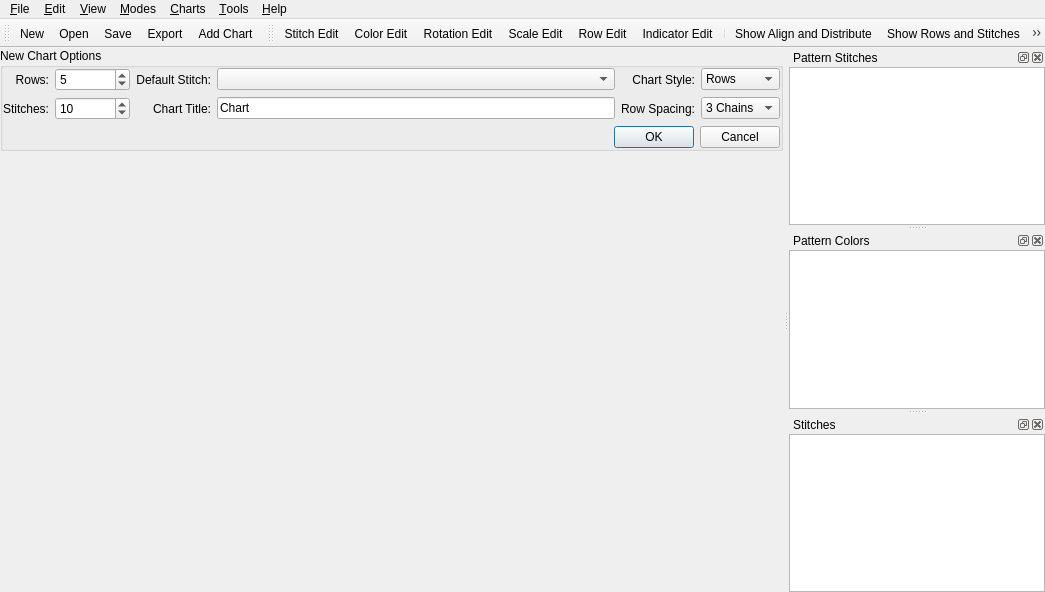
Old version of the form src/mainwindow.ui in the repository iPenguin/CrochetCharts.
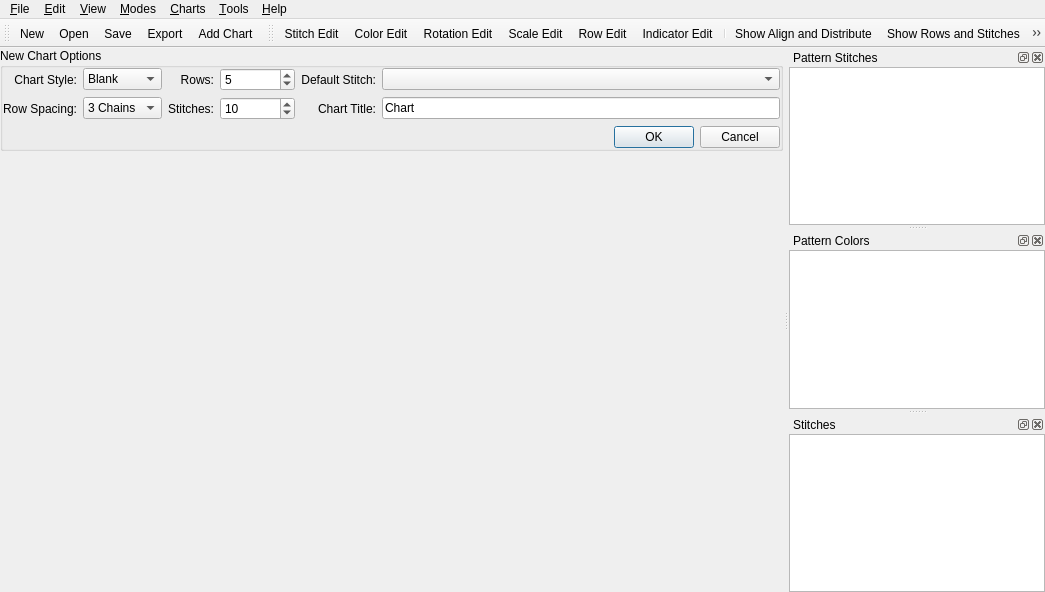
New version of the form. Icons and pictures are not drawn.

Commit message: Move chart type and row spacing to front of new chart dialog

What changed in the file:
```diff
--- a/src/mainwindow.ui
+++ b/src/mainwindow.ui
@@ -42,7 +42,7 @@
          <property name="margin">
           <number>0</number>
          </property>
-         <item row="0" column="0">
+         <item row="0" column="2">
           <widget class="QLabel" name="label">
            <property name="text">
             <string>Rows:</string>
@@ -55,7 +55,7 @@
            </property>
           </widget>
          </item>
-         <item row="0" column="1">
+         <item row="0" column="3">
           <widget class="QSpinBox" name="rows">
            <property name="minimumSize">
             <size>
@@ -74,7 +74,7 @@
            </property>
           </widget>
          </item>
-         <item row="0" column="2">
+         <item row="0" column="4">
           <widget class="QLabel" name="label_3">
            <property name="text">
             <string>Default Stitch:</string>
@@ -87,29 +87,10 @@
            </property>
           </widget>
          </item>
-         <item row="0" column="3">
-          <widget class="QComboBox" name="defaultStitch"/>
-         </item>
          <item row="0" column="5">
-          <widget class="QComboBox" name="chartStyle">
-           <item>
-            <property name="text">
-             <string>Rows</string>
-            </property>
-           </item>
-           <item>
-            <property name="text">
-             <string>Rounds</string>
-            </property>
-           </item>
-           <item>
-            <property name="text">
-             <string>Blank</string>
-            </property>
-           </item>
-          </widget>
+          <widget class="QComboBox" name="defaultStitch"/>
          </item>
-         <item row="1" column="0">
+         <item row="1" column="2">
           <widget class="QLabel" name="label_2">
            <property name="text">
             <string>Stitches:</string>
@@ -122,7 +103,7 @@
            </property>
           </widget>
          </item>
-         <item row="1" column="1">
+         <item row="1" column="3">
           <widget class="QSpinBox" name="stitches">
            <property name="sizePolicy">
             <sizepolicy hsizetype="Minimum" vsizetype="Fixed">
@@ -147,7 +128,7 @@
            </property>
           </widget>
          </item>
-         <item row="1" column="2">
+         <item row="1" column="4">
           <widget class="QLabel" name="label_4">
            <property name="text">
             <string>Chart Title:</string>
@@ -160,14 +141,14 @@
            </property>
           </widget>
          </item>
-         <item row="1" column="3">
+         <item row="1" column="5">
           <widget class="QLineEdit" name="chartTitle">
            <property name="text">
             <string>Chart</string>
            </property>
           </widget>
          </item>
-         <item row="2" column="0" colspan="6">
+         <item row="2" column="5">
           <widget class="QDialogButtonBox" name="newDocBttnBox">
            <property name="orientation">
             <enum>Qt::Horizontal</enum>
@@ -177,7 +158,52 @@
            </property>
           </widget>
          </item>
-         <item row="1" column="5">
+         <item row="0" column="0">
+          <widget class="QLabel" name="label_6">
+           <property name="text">
+            <string>Chart Style:</string>
+           </property>
+           <property name="alignment">
+            <set>Qt::AlignRight|Qt::AlignTrailing|Qt::AlignVCenter</set>
+           </property>
+           <property name="buddy">
+            <cstring>chartStyle</cstring>
+           </property>
+          </widget>
+         </item>
+         <item row="0" column="1">
+          <widget class="QComboBox" name="chartStyle">
+           <item>
+            <property name="text">
+             <string>Blank</string>
+            </property>
+           </item>
+           <item>
+            <property name="text">
+             <string>Rows</string>
+            </property>
+           </item>
+           <item>
+            <property name="text">
+             <string>Rounds</string>
+            </property>
+           </item>
+          </widget>
+         </item>
+         <item row="1" column="0">
+          <widget class="QLabel" name="label_5">
+           <property name="text">
+            <string>Row Spacing:</string>
+           </property>
+           <property name="alignment">
+            <set>Qt::AlignRight|Qt::AlignTrailing|Qt::AlignVCenter</set>
+           </property>
+           <property name="buddy">
+            <cstring>rowSpacing</cstring>
+           </property>
+          </widget>
+         </item>
+         <item row="1" column="1">
           <widget class="QComboBox" name="rowSpacing">
            <property name="editable">
             <bool>false</bool>
@@ -217,32 +243,6 @@
            </item>
           </widget>
          </item>
-         <item row="1" column="4">
-          <widget class="QLabel" name="label_5">
-           <property name="text">
-            <string>Row Spacing:</string>
-           </property>
-           <property name="alignment">
-            <set>Qt::AlignRight|Qt::AlignTrailing|Qt::AlignVCenter</set>
-           </property>
-           <property name="buddy">
-            <cstring>rowSpacing</cstring>
-           </property>
-          </widget>
-         </item>
-         <item row="0" column="4">
-          <widget class="QLabel" name="label_6">
-           <property name="text">
-            <string>Chart Style:</string>
-           </property>
-           <property name="alignment">
-            <set>Qt::AlignRight|Qt::AlignTrailing|Qt::AlignVCenter</set>
-           </property>
-           <property name="buddy">
-            <cstring>chartStyle</cstring>
-           </property>
-          </widget>
-         </item>
         </layout>
        </widget>
       </item>
```
Left out of the diff: 8 changed lines with no effect on the pictures.
